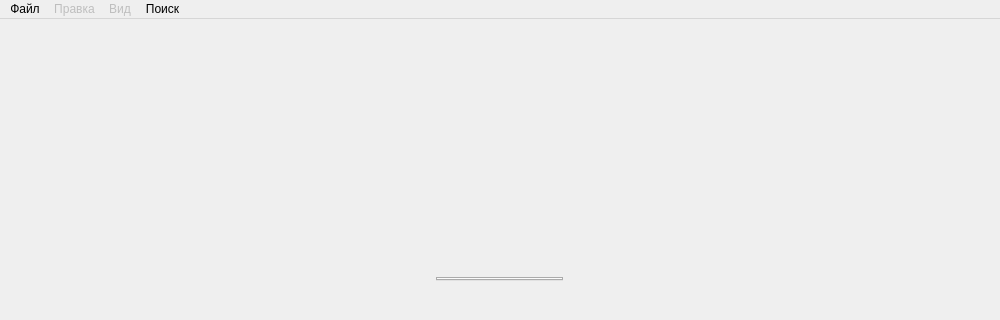
Before: the Qt Designer form dialeqt.ui in al-indigo/Dialeqt, drawn with Qt 5; both pictures show x 0 to 1000 and y 0 to 320 of the 1000 by 540 pixel window.
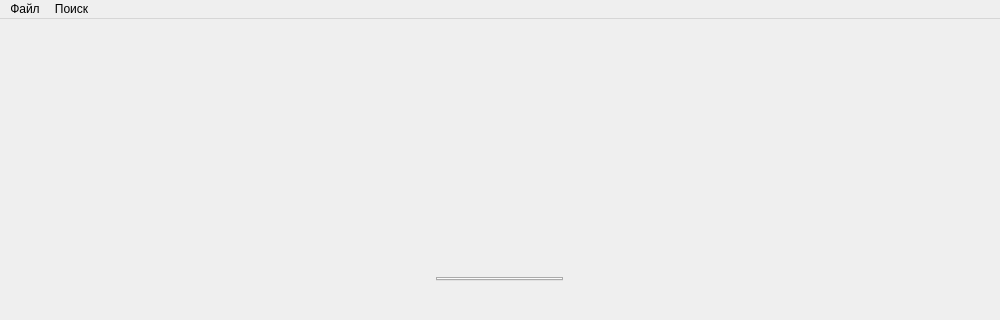
After: the same form once the commit is applied. Custom widgets are drawn as their Qt base class.

Patch:
```diff
--- a/dialeqt.ui
+++ b/dialeqt.ui
@@ -67,36 +67,6 @@
     <addaction name="separator"/>
     <addaction name="action_9"/>
    </widget>
-   <widget class="QMenu" name="menu_2">
-    <property name="enabled">
-     <bool>false</bool>
-    </property>
-    <property name="title">
-     <string>Правка</string>
-    </property>
-    <addaction name="action_10"/>
-    <addaction name="action_11"/>
-    <addaction name="separator"/>
-    <addaction name="action_13"/>
-    <addaction name="action_14"/>
-    <addaction name="action_15"/>
-   </widget>
-   <widget class="QMenu" name="menu_3">
-    <property name="enabled">
-     <bool>false</bool>
-    </property>
-    <property name="title">
-     <string>Вид</string>
-    </property>
-    <addaction name="action_16"/>
-    <addaction name="action_17"/>
-    <addaction name="separator"/>
-    <addaction name="action_19"/>
-    <addaction name="action_20"/>
-    <addaction name="action_21"/>
-    <addaction name="action_22"/>
-    <addaction name="action_23"/>
-   </widget>
    <widget class="QMenu" name="menu_4">
     <property name="enabled">
      <bool>true</bool>
@@ -107,8 +77,6 @@
     <addaction name="searchButton"/>
    </widget>
    <addaction name="menu"/>
-   <addaction name="menu_2"/>
-   <addaction name="menu_3"/>
    <addaction name="menu_4"/>
   </widget>
   <action name="openDictMenuButton">
```
Left out of the diff: 5 changed lines with no effect on the pictures.
